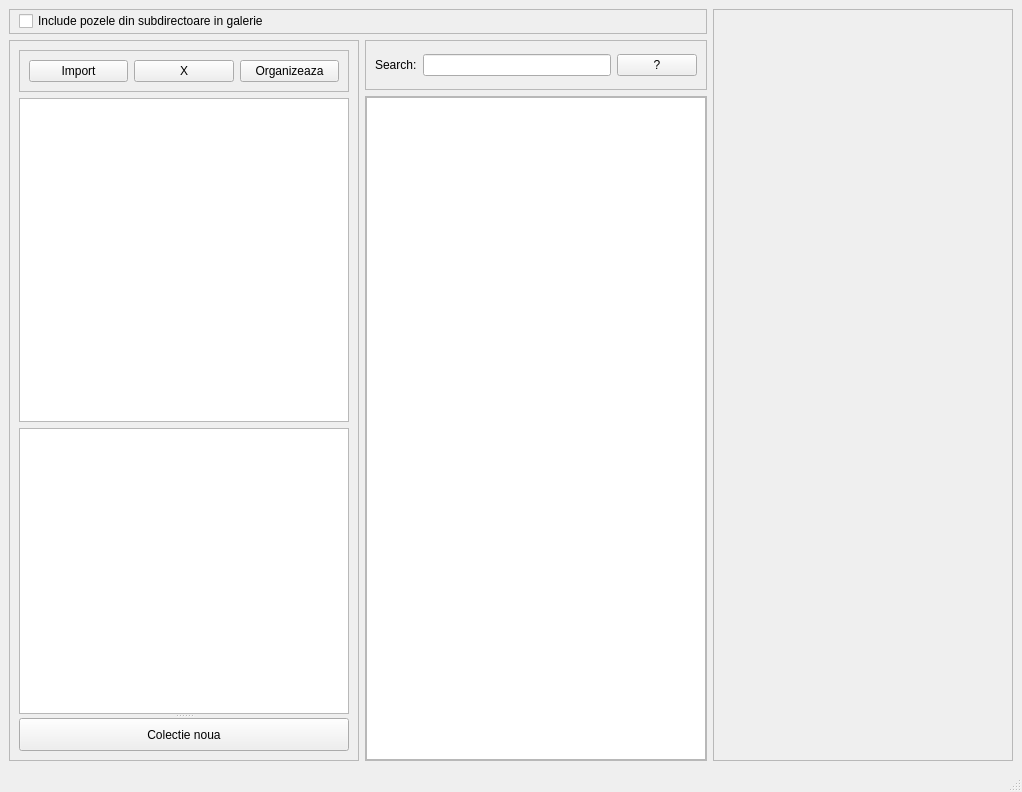
Before: the Qt Designer form interfata.ui in Flavius-George/Licenta, drawn with Qt 5.
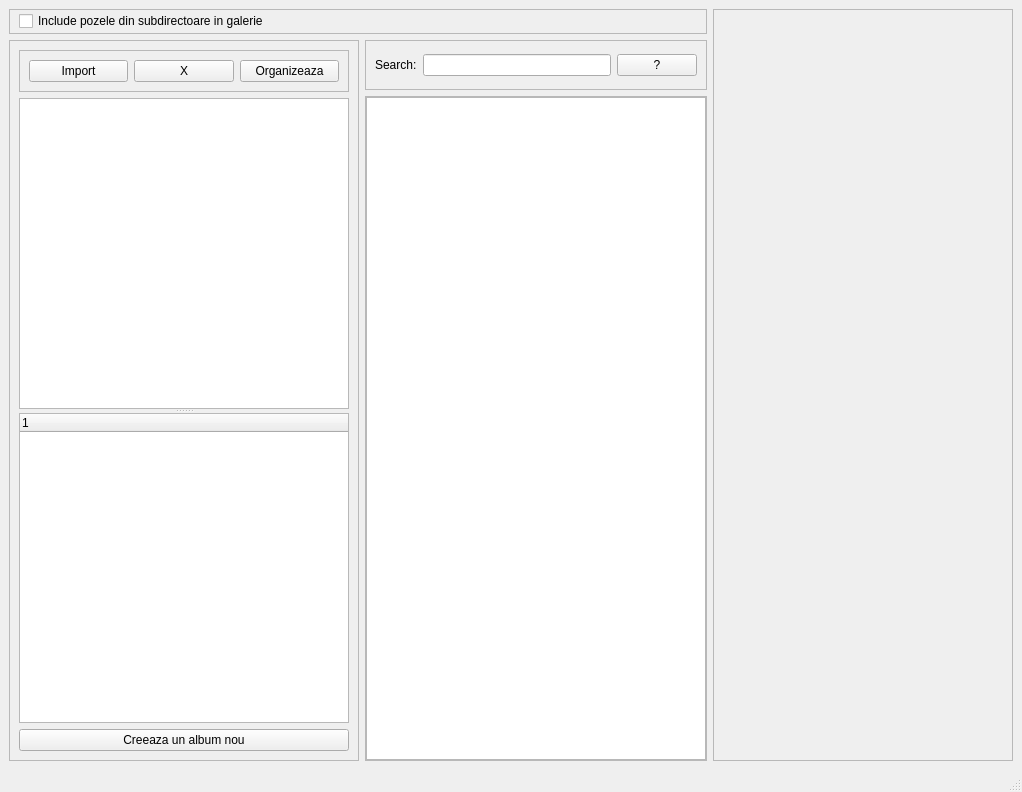
After: the same form once the commit is applied.

The edit to the form file:
```diff
--- a/interfata.ui
+++ b/interfata.ui
@@ -122,22 +122,28 @@
          </layout>
         </widget>
        </item>
-       <item>
-        <widget class="QListWidget" name="sourceListWidget"/>
-       </item>
        <item>
         <widget class="QSplitter" name="splitter">
          <property name="orientation">
           <enum>Qt::Orientation::Vertical</enum>
          </property>
-         <widget class="QListWidget" name="smartAlbumWidget"/>
-         <widget class="QPushButton" name="bttnAddSmartAlbum">
-          <property name="text">
-           <string>Colectie noua</string>
-          </property>
+         <widget class="QListWidget" name="sourceListWidget"/>
+         <widget class="QTreeWidget" name="smartTreeWidget">
+          <column>
+           <property name="text">
+            <string notr="true">1</string>
+           </property>
+          </column>
          </widget>
         </widget>
        </item>
+       <item>
+        <widget class="QPushButton" name="bttnAddSmartAlbum">
+         <property name="text">
+          <string>Creeaza un album nou</string>
+         </property>
+        </widget>
+       </item>
       </layout>
      </widget>
     </item>
```
